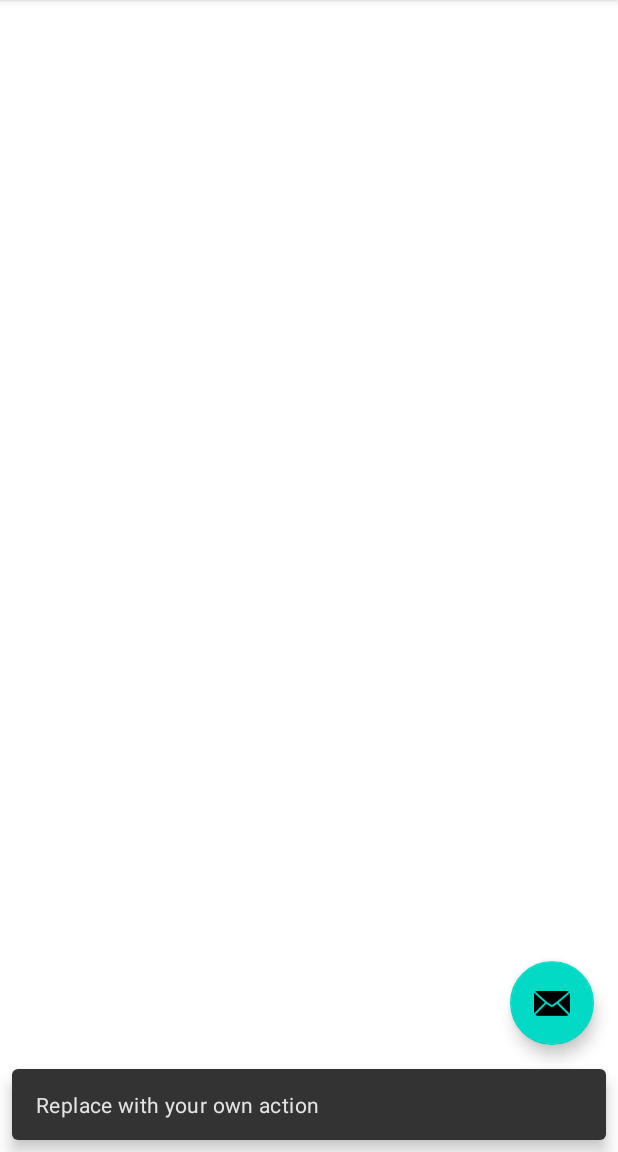
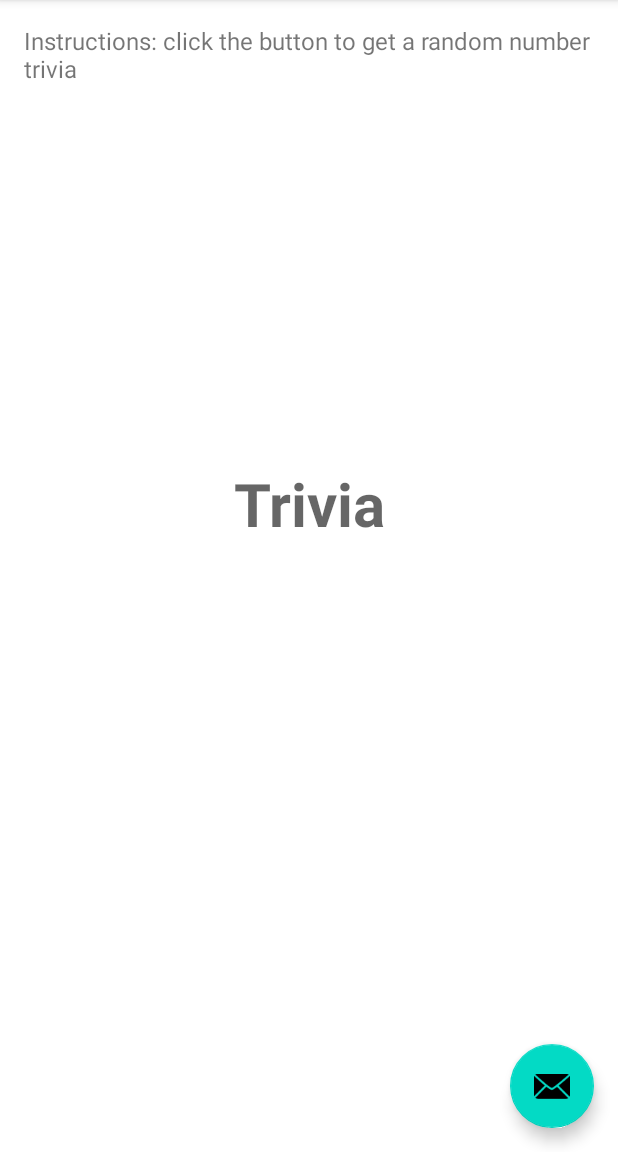
Before and after one commit to Mathijs-Marks/madlevel6example, an Android app: the screen it shows after launch (MainActivity), after a tap on an icon or button, on a phone screen of 412 x 824 dp, the part 84-1236 px from its top. Run offline under Robolectric (Android 15) with nearby library versions, the phone set to English and light mode, and no system bars.

Commit message:
Created the layout, connected to API, setup the fragments. Example complete!

```diff
--- /dev/null
+++ b/app/src/main/java/com/example/madlevel6example/controllers/TriviaApi.kt
@@ -0,0 +1,35 @@
+package com.example.madlevel6example.controllers
+
+import com.example.madlevel6example.services.TriviaApiService
+import okhttp3.OkHttpClient
+import okhttp3.logging.HttpLoggingInterceptor
+import retrofit2.Retrofit
+import retrofit2.converter.gson.GsonConverterFactory
+
+class TriviaApi {
+
+    companion object {
+        // The base url of the API.
+        private const val baseUrl = "http://numbersapi.com/"
+
+        /**
+         * @return [TriviaApiService] The service class of the retrofit client.
+         */
+        fun createApi(): TriviaApiService {
+            // Create an OkHttpClient to be able to make a log of the network traffic.
+            val okHttpClient = OkHttpClient.Builder()
+                .addInterceptor(HttpLoggingInterceptor().setLevel(HttpLoggingInterceptor.Level.BODY))
+                .build()
+
+            // Create the Retrofit instance
+            val triviaApi = Retrofit.Builder()
+                .baseUrl(baseUrl)
+                .client(okHttpClient)
+                .addConverterFactory(GsonConverterFactory.create())
+                .build()
+
+            // Return the Retrofit NumbersApiService
+            return triviaApi.create(TriviaApiService::class.java)
+        }
+    }
+}
--- /dev/null
+++ b/app/src/main/java/com/example/madlevel6example/repository/TriviaRepository.kt
@@ -0,0 +1,40 @@
+package com.example.madlevel6example.repository
+
+import androidx.lifecycle.LiveData
+import androidx.lifecycle.MutableLiveData
+import com.example.madlevel6example.controllers.TriviaApi
+import com.example.madlevel6example.model.Trivia
+import com.example.madlevel6example.services.TriviaApiService
+import kotlinx.coroutines.withTimeout
+
+class TriviaRepository {
+
+    private val triviaApiService: TriviaApiService = TriviaApi.createApi()
+
+    private val _trivia: MutableLiveData<Trivia> = MutableLiveData()
+
+    /**
+     * Expose non MutableLiveData via getter
+     * Encapsulation :)
+     */
+    val trivia: LiveData<Trivia>
+            get() = _trivia
+
+    /**
+     * Suspend function that calls a suspend function from the numbersApi call.
+     */
+    suspend fun getRandomNumberTrivia() {
+        try {
+            // Timeout the request after 5 seconds
+            val result = withTimeout(5_000) {
+                triviaApiService.getRandomNumberTrivia()
+            }
+
+            _trivia.value = result
+        } catch (error: Throwable) {
+            throw TriviaRefreshError("Unable to refresh trivia", error)
+        }
+    }
+
+    class TriviaRefreshError(message: String, cause: Throwable) : Throwable(message, cause)
+}
--- /dev/null
+++ b/app/src/main/java/com/example/madlevel6example/services/TriviaApiService.kt
@@ -0,0 +1,11 @@
+package com.example.madlevel6example.services
+
+import com.example.madlevel6example.model.Trivia
+import retrofit2.http.GET
+
+interface TriviaApiService {
+
+    // The GET method needed to retrieve a random number trivia.
+    @GET("/random/trivia?json")
+    suspend fun getRandomNumberTrivia(): Trivia
+}
--- a/app/src/main/java/com/example/madlevel6example/ui/MainActivity.kt
+++ b/app/src/main/java/com/example/madlevel6example/ui/MainActivity.kt
@@ -6,18 +6,25 @@ import com.google.android.material.snackbar.Snackbar
 import androidx.appcompat.app.AppCompatActivity
 import android.view.Menu
 import android.view.MenuItem
+import androidx.activity.viewModels
 import com.example.madlevel6example.R
+import com.example.madlevel6example.databinding.ActivityMainBinding
+import com.example.madlevel6example.viewmodel.TriviaViewModel
 
 class MainActivity : AppCompatActivity() {
 
+    private val viewModel: TriviaViewModel by viewModels()
+    private lateinit var binding: ActivityMainBinding
+
     override fun onCreate(savedInstanceState: Bundle?) {
         super.onCreate(savedInstanceState)
-        setContentView(R.layout.activity_main)
-        setSupportActionBar(findViewById(R.id.toolbar))
+        binding = ActivityMainBinding.inflate(layoutInflater)
+        val view = binding.root
+        setContentView(view)
+        setSupportActionBar(binding.toolbar)
 
-        findViewById<FloatingActionButton>(R.id.fab).setOnClickListener { view ->
-            Snackbar.make(view, "Replace with your own action", Snackbar.LENGTH_LONG)
-                    .setAction("Action", null).show()
+        binding.fab.setOnClickListener {
+            viewModel.getTriviaNumber()
         }
     }
 
--- a/app/src/main/java/com/example/madlevel6example/ui/TriviaFragment.kt
+++ b/app/src/main/java/com/example/madlevel6example/ui/TriviaFragment.kt
@@ -5,22 +5,44 @@ import androidx.fragment.app.Fragment
 import android.view.LayoutInflater
 import android.view.View
 import android.view.ViewGroup
+import android.widget.Toast
+import androidx.fragment.app.activityViewModels
 import com.example.madlevel6example.R
+import com.example.madlevel6example.databinding.FragmentTriviaBinding
+import com.example.madlevel6example.viewmodel.TriviaViewModel
 
 /**
  * A simple [Fragment] subclass as the default destination in the navigation.
  */
 class TriviaFragment : Fragment() {
 
+    private val viewModel: TriviaViewModel by activityViewModels()
+    private var _binding: FragmentTriviaBinding? = null
+    private val binding get() = _binding!!
+
     override fun onCreateView(
             inflater: LayoutInflater, container: ViewGroup?,
             savedInstanceState: Bundle?
     ): View? {
         // Inflate the layout for this fragment
-        return inflater.inflate(R.layout.fragment_trivia, container, false)
+        _binding = FragmentTriviaBinding.inflate(inflater, container, false)
+        return binding.root
     }
 
     override fun onViewCreated(view: View, savedInstanceState: Bundle?) {
         super.onViewCreated(view, savedInstanceState)
+
+        observeTrivia()
+    }
+
+    private fun observeTrivia() {
+        viewModel.trivia.observe(viewLifecycleOwner, {
+            binding.tvTrivia.text = it?.text
+        })
+
+        // Observe the error message.
+        viewModel.errorText.observe(viewLifecycleOwner, {
+            Toast.makeText(activity, it, Toast.LENGTH_SHORT).show()
+        })
     }
 }
--- /dev/null
+++ b/app/src/main/java/com/example/madlevel6example/viewmodel/TriviaViewModel.kt
@@ -0,0 +1,47 @@
+package com.example.madlevel6example.viewmodel
+
+import android.app.Application
+import android.util.Log
+import androidx.lifecycle.AndroidViewModel
+import androidx.lifecycle.LiveData
+import androidx.lifecycle.MutableLiveData
+import androidx.lifecycle.viewModelScope
+import com.example.madlevel6example.repository.TriviaRepository
+import kotlinx.coroutines.launch
+
+class TriviaViewModel(application: Application) : AndroidViewModel(application) {
+
+    private val triviaRepository = TriviaRepository()
+
+    /**
+     * This property points directly to the LiveData in the repository, that value
+     * is updated when the user clicks on the FAB. This happens through the refreshNumber() in this class :)
+     */
+    val trivia = triviaRepository.trivia
+
+    private val _errorText: MutableLiveData<String> = MutableLiveData()
+
+    /**
+     * Expose non MutableLiveData via getter
+     * errorText can be observed from Activity for error showing
+     * Encapsulation :)
+     */
+    val errorText: LiveData<String>
+        get() = _errorText
+
+    /**
+     * The viewModelScope is bound to Dispatchers.Main and will automatically be cancelled when the ViewModel is cleared.
+     * Extension method of lifecycle-viewmodel-ktx library.
+     */
+    fun getTriviaNumber() {
+        viewModelScope.launch {
+            try {
+                // The triviaRepository sets its own liveData property.
+                // Our own trivia property points to this one.
+                triviaRepository.getRandomNumberTrivia()
+            } catch (error: TriviaRepository.TriviaRefreshError) {
+                Log.e("Trivia error", error.cause.toString())
+            }
+        }
+    }
+}
--- a/app/src/main/res/layout/fragment_trivia.xml
+++ b/app/src/main/res/layout/fragment_trivia.xml
@@ -1,7 +1,54 @@
 <?xml version="1.0" encoding="utf-8"?>
-<androidx.constraintlayout.widget.ConstraintLayout xmlns:android="http://schemas.android.com/apk/res/android"
+<androidx.constraintlayout.widget.ConstraintLayout
+    xmlns:android="http://schemas.android.com/apk/res/android"
     xmlns:app="http://schemas.android.com/apk/res-auto"
     xmlns:tools="http://schemas.android.com/tools"
     android:layout_width="match_parent"
     android:layout_height="match_parent"
-    tools:context=".ui.TriviaFragment"/>
+    app:layout_behavior="@string/appbar_scrolling_view_behavior"
+    tools:showIn="@layout/activity_main"
+    tools:context=".ui.TriviaFragment">
+
+    <TextView
+        android:id="@+id/tvTitle"
+        android:layout_width="0dp"
+        android:layout_height="wrap_content"
+        android:layout_marginStart="16dp"
+        android:layout_marginTop="16dp"
+        android:layout_marginEnd="16dp"
+        android:text="@string/instructions"
+        android:textSize="16sp"
+        app:layout_constraintEnd_toEndOf="parent"
+        app:layout_constraintStart_toStartOf="parent"
+        app:layout_constraintTop_toTopOf="parent"/>
+
+    <TextView
+        android:id="@+id/tvTriviaTitle"
+        style="@style/TextAppearance.MaterialComponents.Headline3"
+        android:layout_width="0dp"
+        android:layout_height="wrap_content"
+        android:layout_marginBottom="8dp"
+        android:layout_marginStart="16dp"
+        android:layout_marginEnd="16dp"
+        android:gravity="center"
+        android:text="@string/trivia"
+        android:textSize="40sp"
+        android:textStyle="bold"
+        app:layout_constraintBottom_toBottomOf="parent"
+        app:layout_constraintBottom_toTopOf="@id/tvTrivia"
+        app:layout_constraintEnd_toEndOf="parent"
+        app:layout_constraintStart_toStartOf="parent"/>
+
+    <TextView
+        android:id="@+id/tvTrivia"
+        android:layout_width="0dp"
+        android:layout_marginStart="16dp"
+        android:layout_marginEnd="16dp"
+        android:layout_height="wrap_content"
+        android:textSize="20sp"
+        android:gravity="center"
+        app:layout_constraintEnd_toEndOf="parent"
+        app:layout_constraintStart_toStartOf="parent"
+        app:layout_constraintBottom_toBottomOf="parent"
+        app:layout_constraintTop_toTopOf="parent"/>
+</androidx.constraintlayout.widget.ConstraintLayout>
--- a/app/src/main/res/navigation/nav_graph.xml
+++ b/app/src/main/res/navigation/nav_graph.xml
@@ -3,11 +3,10 @@
     xmlns:app="http://schemas.android.com/apk/res-auto"
     xmlns:tools="http://schemas.android.com/tools"
     android:id="@+id/nav_graph"
-    app:startDestination="@id/FirstFragment">
-
+    app:startDestination="@id/triviaFragment">
     <fragment
-        android:id="@+id/FirstFragment"
+        android:id="@+id/triviaFragment"
         android:name="com.example.madlevel6example.ui.TriviaFragment"
-        android:label="@string/first_fragment_label"
-        tools:layout="@layout/fragment_trivia"/>
+        android:label="fragment_trivia"
+        tools:layout="@layout/fragment_trivia" />
 </navigation>
--- a/app/src/main/res/values/strings.xml
+++ b/app/src/main/res/values/strings.xml
@@ -2,11 +2,7 @@
     <string name="app_name">MadLevel6Example</string>
     <string name="action_settings">Settings</string>
     <!-- Strings used for fragments for navigation -->
-    <string name="first_fragment_label">First Fragment</string>
-    <string name="second_fragment_label">Second Fragment</string>
-    <string name="next">Next</string>
-    <string name="previous">Previous</string>
-
-    <string name="hello_first_fragment">Hello first fragment</string>
-    <string name="hello_second_fragment">Hello second fragment. Arg: %1$s</string>
+    <string name="trivia_fragment_label">MAD Level 6 Example - Trivia</string>
+    <string name="instructions">Instructions: click the button to get a random number trivia</string>
+    <string name="trivia">Trivia</string>
 </resources>
```
